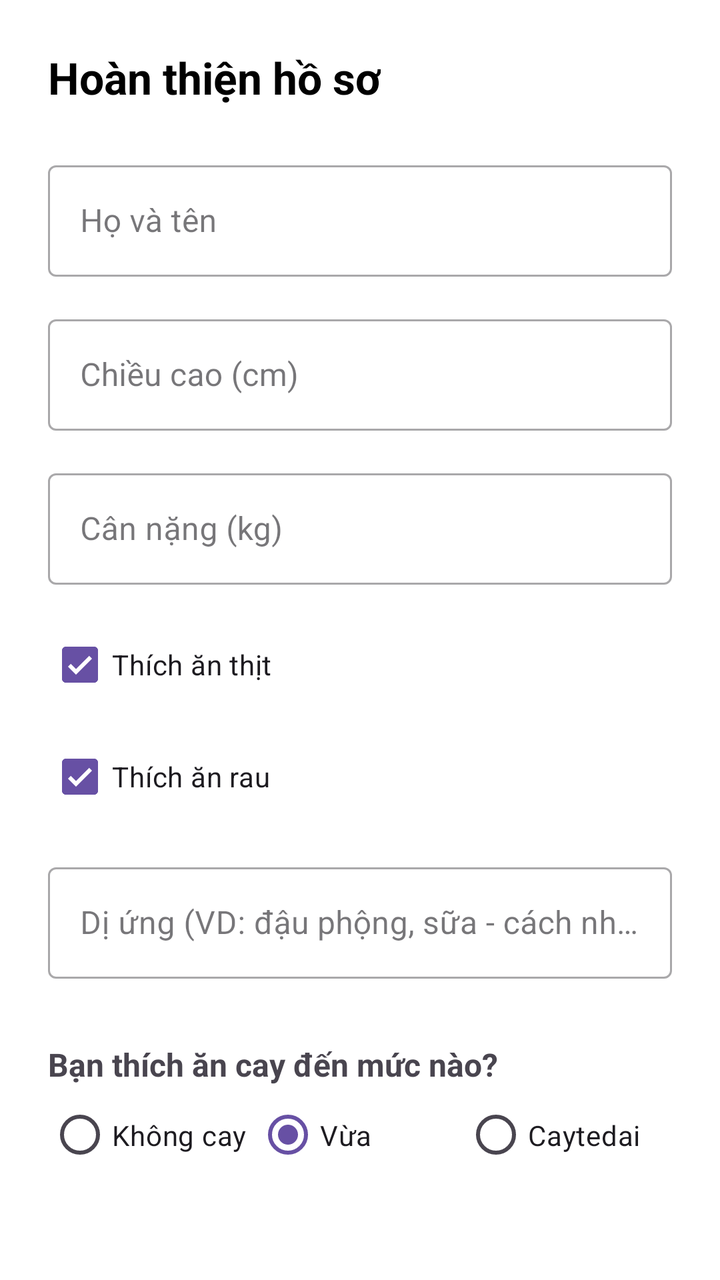
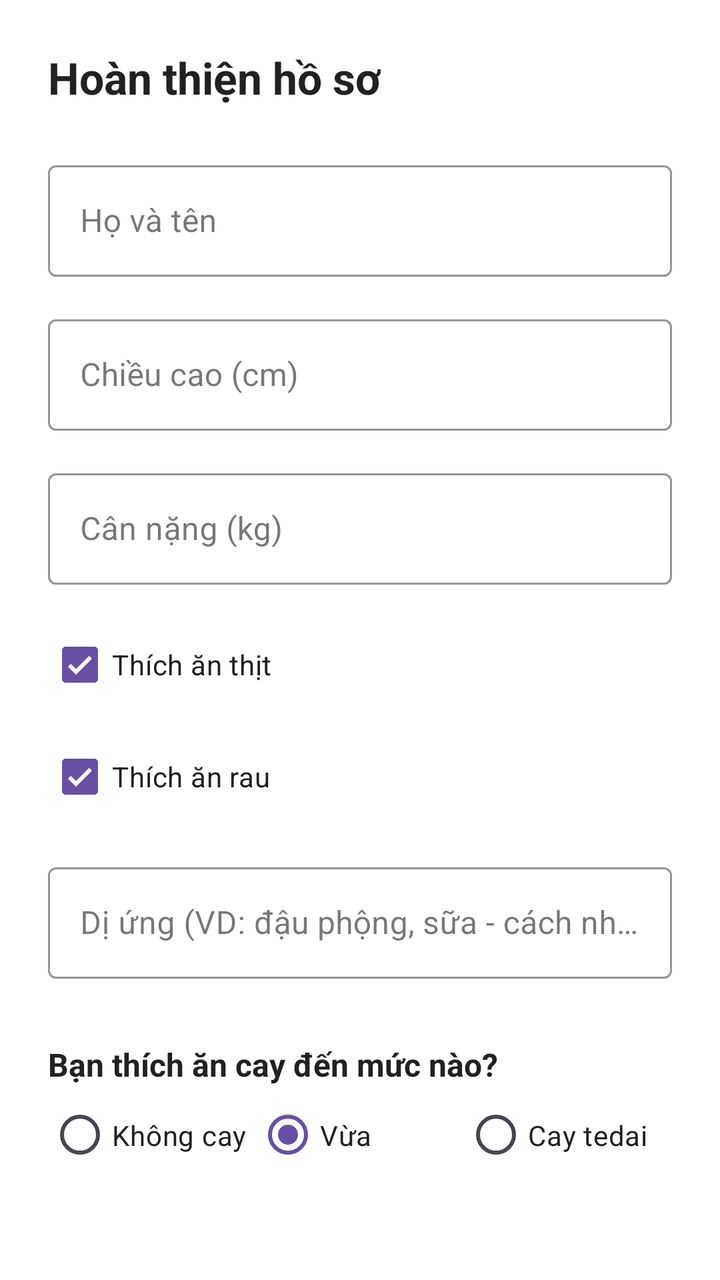

Compare the two renders of this Android layout. The source of the first and the diff that turns it into the second are given below.
<!-- AndroidManifest.xml: application theme Theme.Angiday -->
<!-- res/layout/activity_setup_profile.xml -->
<?xml version="1.0" encoding="utf-8"?>
<LinearLayout xmlns:android="http://schemas.android.com/apk/res/android"
    xmlns:app="http://schemas.android.com/apk/res-auto"
    android:layout_width="match_parent"
    android:layout_height="match_parent"
    android:orientation="vertical"
    android:padding="24dp"
    android:background="@android:color/white">

    
    <TextView
        android:layout_width="wrap_content"
        android:layout_height="wrap_content"
        android:text="Hoàn thiện hồ sơ"
        android:textSize="22sp"
        android:textStyle="bold"
        android:textColor="@android:color/black"
        android:layout_marginBottom="24dp" />

    
    <com.google.android.material.textfield.TextInputLayout
        android:layout_width="match_parent"
        android:layout_height="wrap_content"
        android:layout_marginBottom="16dp"
        style="@style/Widget.MaterialComponents.TextInputLayout.OutlinedBox">

        <com.google.android.material.textfield.TextInputEditText
            android:id="@+id/etName"
            android:layout_width="match_parent"
            android:layout_height="wrap_content"
            android:hint="Họ và tên"
            android:inputType="textPersonName" />
    </com.google.android.material.textfield.TextInputLayout>

    
    <com.google.android.material.textfield.TextInputLayout
        android:layout_width="match_parent"
        android:layout_height="wrap_content"
        android:layout_marginBottom="16dp"
        style="@style/Widget.MaterialComponents.TextInputLayout.OutlinedBox">

        <com.google.android.material.textfield.TextInputEditText
            android:id="@+id/etHeight"
            android:layout_width="match_parent"
            android:layout_height="wrap_content"
            android:hint="Chiều cao (cm)"
            android:inputType="numberDecimal" />
    </com.google.android.material.textfield.TextInputLayout>

    
    <com.google.android.material.textfield.TextInputLayout
        android:layout_width="match_parent"
        android:layout_height="wrap_content"
        android:layout_marginBottom="16dp"
        style="@style/Widget.MaterialComponents.TextInputLayout.OutlinedBox">

        <com.google.android.material.textfield.TextInputEditText
            android:id="@+id/etWeight"
            android:layout_width="match_parent"
            android:layout_height="wrap_content"
            android:hint="Cân nặng (kg)"
            android:inputType="numberDecimal" />
    </com.google.android.material.textfield.TextInputLayout>
    
    <com.google.android.material.checkbox.MaterialCheckBox
        android:id="@+id/cbPreferMeat"
        android:layout_width="wrap_content"
        android:layout_height="wrap_content"
        android:text="Thích ăn thịt"
        android:checked="true"
        android:layout_marginBottom="8dp" />

    
    <com.google.android.material.checkbox.MaterialCheckBox
        android:id="@+id/cbPreferVeg"
        android:layout_width="wrap_content"
        android:layout_height="wrap_content"
        android:text="Thích ăn rau"
        android:checked="true"
        android:layout_marginBottom="16dp" />

    
    <com.google.android.material.textfield.TextInputLayout
        android:layout_width="match_parent"
        android:layout_height="wrap_content"
        android:layout_marginBottom="32dp"
        style="@style/Widget.MaterialComponents.TextInputLayout.OutlinedBox">

        <com.google.android.material.textfield.TextInputEditText
            android:id="@+id/etAllergies"
            android:layout_width="match_parent"
            android:layout_height="wrap_content"
            android:hint="Dị ứng (VD: đậu phộng, sữa - cách nhau bằng dấu phẩy)"
            android:inputType="text" />
    </com.google.android.material.textfield.TextInputLayout>
    
    <TextView
        android:layout_width="wrap_content"
        android:layout_height="wrap_content"
        android:text="Bạn thích ăn cay đến mức nào?"
        android:textSize="16sp"
        android:textStyle="bold"
        android:layout_marginBottom="8dp" />

    <RadioGroup
        android:id="@+id/rgSpicy"
        android:layout_width="match_parent"
        android:layout_height="wrap_content"
        android:orientation="horizontal"
        android:layout_marginBottom="32dp">

        <com.google.android.material.radiobutton.MaterialRadioButton
            android:id="@+id/rb_low"
            android:layout_width="0dp"
            android:layout_height="wrap_content"
            android:layout_weight="1"
            android:text="Không cay" />

        <com.google.android.material.radiobutton.MaterialRadioButton
            android:id="@+id/rb_medium"
            android:layout_width="0dp"
            android:layout_height="wrap_content"
            android:layout_weight="1"
            android:text="Vừa"
            android:checked="true" />

        <com.google.android.material.radiobutton.MaterialRadioButton
            android:id="@+id/rb_high"
            android:layout_width="0dp"
            android:layout_height="wrap_content"
            android:layout_weight="1"
            android:text="Caytedai" />
    </RadioGroup>

    
    <com.google.android.material.button.MaterialButton
        android:id="@+id/btnSave"
        android:layout_width="match_parent"
        android:layout_height="56dp"
        android:text="Hoàn thành"
        android:textSize="16sp"
        app:cornerRadius="12dp"
        android:layout_gravity="center"
        android:layout_marginTop="16dp" />

</LinearLayout>
<!-- resources referenced by this layout -->
<resources>
  <style name="Theme.Angiday" parent="Base.Theme.Angiday" />
  <style name="Base.Theme.Angiday" parent="Theme.Material3.DayNight.NoActionBar">
          
          
      </style>
</resources>

<!-- the commit's change to res/layout/activity_setup_profile.xml (unified diff, before → after) -->
@@ -5,7 +5,7 @@
     android:layout_height="match_parent"
     android:orientation="vertical"
     android:padding="24dp"
-    android:background="@android:color/white">
+    android:background="@color/colorBackground">
 
     
     <TextView
@@ -14,7 +14,7 @@
         android:text="Hoàn thiện hồ sơ"
         android:textSize="22sp"
         android:textStyle="bold"
-        android:textColor="@android:color/black"
+        android:textColor="@color/colorOnBackground"
         android:layout_marginBottom="24dp" />
 
     
@@ -22,14 +22,18 @@
         android:layout_width="match_parent"
         android:layout_height="wrap_content"
         android:layout_marginBottom="16dp"
-        style="@style/Widget.MaterialComponents.TextInputLayout.OutlinedBox">
+        style="@style/Widget.MaterialComponents.TextInputLayout.OutlinedBox"
+        app:boxStrokeColor="@color/colorOutline"
+        app:hintTextColor="@color/colorMuted"
+        app:boxStrokeWidth="1dp">
 
         <com.google.android.material.textfield.TextInputEditText
             android:id="@+id/etName"
             android:layout_width="match_parent"
             android:layout_height="wrap_content"
             android:hint="Họ và tên"
-            android:inputType="textPersonName" />
+            android:textColor="@color/colorOnBackground"
+            android:textColorHint="@color/colorMuted" />
     </com.google.android.material.textfield.TextInputLayout>
 
     
@@ -37,14 +41,18 @@
         android:layout_width="match_parent"
         android:layout_height="wrap_content"
         android:layout_marginBottom="16dp"
-        style="@style/Widget.MaterialComponents.TextInputLayout.OutlinedBox">
+        style="@style/Widget.MaterialComponents.TextInputLayout.OutlinedBox"
+        app:boxStrokeColor="@color/colorOutline"
+        app:hintTextColor="@color/colorMuted">
 
         <com.google.android.material.textfield.TextInputEditText
             android:id="@+id/etHeight"
             android:layout_width="match_parent"
             android:layout_height="wrap_content"
             android:hint="Chiều cao (cm)"
-            android:inputType="numberDecimal" />
+            android:inputType="numberDecimal"
+            android:textColor="@color/colorOnBackground"
+            android:textColorHint="@color/colorMuted" />
     </com.google.android.material.textfield.TextInputLayout>
 
     
@@ -52,21 +60,27 @@
         android:layout_width="match_parent"
         android:layout_height="wrap_content"
         android:layout_marginBottom="16dp"
-        style="@style/Widget.MaterialComponents.TextInputLayout.OutlinedBox">
+        style="@style/Widget.MaterialComponents.TextInputLayout.OutlinedBox"
+        app:boxStrokeColor="@color/colorOutline"
+        app:hintTextColor="@color/colorMuted">
 
         <com.google.android.material.textfield.TextInputEditText
             android:id="@+id/etWeight"
             android:layout_width="match_parent"
             android:layout_height="wrap_content"
             android:hint="Cân nặng (kg)"
-            android:inputType="numberDecimal" />
+            android:inputType="numberDecimal"
+            android:textColor="@color/colorOnBackground"
+            android:textColorHint="@color/colorMuted" />
     </com.google.android.material.textfield.TextInputLayout>
+
     
     <com.google.android.material.checkbox.MaterialCheckBox
         android:id="@+id/cbPreferMeat"
         android:layout_width="wrap_content"
         android:layout_height="wrap_content"
         android:text="Thích ăn thịt"
+        android:textColor="@color/colorOnBackground"
         android:checked="true"
         android:layout_marginBottom="8dp" />
 
@@ -76,6 +90,7 @@
         android:layout_width="wrap_content"
         android:layout_height="wrap_content"
         android:text="Thích ăn rau"
+        android:textColor="@color/colorOnBackground"
         android:checked="true"
         android:layout_marginBottom="16dp" />
 
@@ -84,15 +99,19 @@
         android:layout_width="match_parent"
         android:layout_height="wrap_content"
         android:layout_marginBottom="32dp"
-        style="@style/Widget.MaterialComponents.TextInputLayout.OutlinedBox">
+        style="@style/Widget.MaterialComponents.TextInputLayout.OutlinedBox"
+        app:boxStrokeColor="@color/colorOutline"
+        app:hintTextColor="@color/colorMuted">
 
         <com.google.android.material.textfield.TextInputEditText
             android:id="@+id/etAllergies"
             android:layout_width="match_parent"
             android:layout_height="wrap_content"
             android:hint="Dị ứng (VD: đậu phộng, sữa - cách nhau bằng dấu phẩy)"
-            android:inputType="text" />
+            android:textColor="@color/colorOnBackground"
+            android:textColorHint="@color/colorMuted" />
     </com.google.android.material.textfield.TextInputLayout>
+
     
     <TextView
         android:layout_width="wrap_content"
@@ -100,6 +119,7 @@
         android:text="Bạn thích ăn cay đến mức nào?"
         android:textSize="16sp"
         android:textStyle="bold"
+        android:textColor="@color/colorOnBackground"
         android:layout_marginBottom="8dp" />
 
     <RadioGroup
@@ -114,7 +134,8 @@
             android:layout_width="0dp"
             android:layout_height="wrap_content"
             android:layout_weight="1"
-            android:text="Không cay" />
+            android:text="Không cay"
+            android:textColor="@color/colorOnBackground" />
 
         <com.google.android.material.radiobutton.MaterialRadioButton
             android:id="@+id/rb_medium"
@@ -122,6 +143,7 @@
             android:layout_height="wrap_content"
             android:layout_weight="1"
             android:text="Vừa"
+            android:textColor="@color/colorOnBackground"
             android:checked="true" />
 
         <com.google.android.material.radiobutton.MaterialRadioButton
@@ -129,7 +151,8 @@
             android:layout_width="0dp"
             android:layout_height="wrap_content"
             android:layout_weight="1"
-            android:text="Caytedai" />
+            android:text="Cay tedai"
+            android:textColor="@color/colorOnBackground" />
     </RadioGroup>
 
     
@@ -139,6 +162,8 @@
         android:layout_height="56dp"
         android:text="Hoàn thành"
         android:textSize="16sp"
+        android:textColor="@color/colorOnPrimary"
+        app:backgroundTint="@color/colorPrimary"
         app:cornerRadius="12dp"
         android:layout_gravity="center"
         android:layout_marginTop="16dp" />
<!-- resource entries referenced after the edit -->
@@ -1,5 +1,11 @@
 <!-- resources referenced by this layout -->
 <resources>
+  <color name="colorBackground">#FFFFFF</color>
+  <color name="colorMuted">#757575</color>
+  <color name="colorOnBackground">#212121</color>
+  <color name="colorOnPrimary">#FFFFFF</color>
+  <color name="colorOutline">#E0E0E0</color>
+  <color name="colorPrimary">#FF6F3C</color>
   <style name="Theme.Angiday" parent="Base.Theme.Angiday" />
   <style name="Base.Theme.Angiday" parent="Theme.Material3.DayNight.NoActionBar">
           
